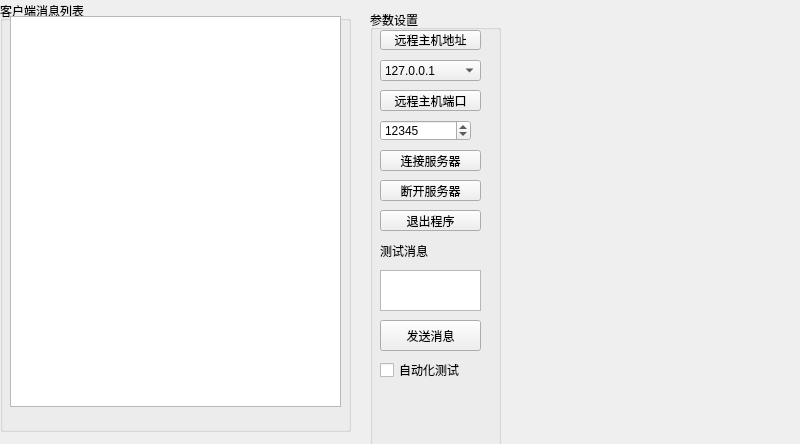
This is formquicclient.ui in AuroraDev-shuyu/NetTools as Qt 5 draws it before an edit. The edited form follows.
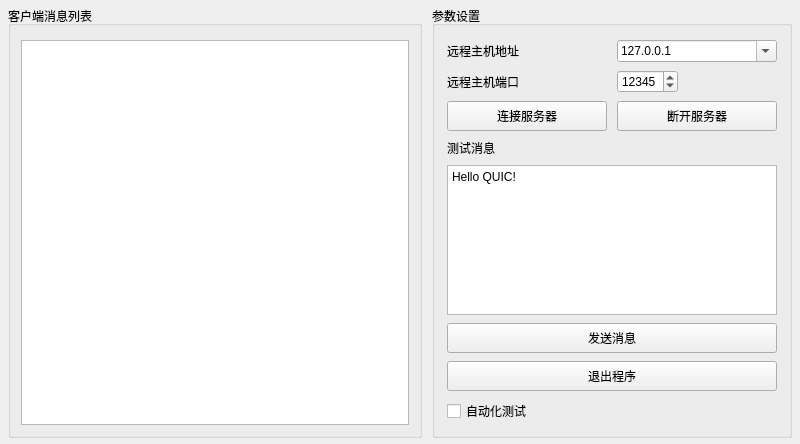
This is the edited form. Icons and pictures are not drawn.

Commit message: feat:增加QUIC模块，同时对MQTT模块进行优化

What changed in the file:
```diff
--- a/formquicclient.ui
+++ b/formquicclient.ui
@@ -13,83 +13,113 @@
   <property name="windowTitle">
    <string>Form</string>
   </property>
+  <layout class="QHBoxLayout" name="horizontalLayout">
+   <property name="spacing">
+    <number>10</number>
+   </property>
+   <property name="leftMargin">
+    <number>8</number>
+   </property>
+   <property name="topMargin">
+    <number>6</number>
+   </property>
+   <property name="rightMargin">
+    <number>8</number>
+   </property>
+   <property name="bottomMargin">
+    <number>6</number>
+   </property>
+   <item>
   <widget class="QGroupBox" name="groupBox">
-   <property name="geometry">
-    <rect>
-     <x>0</x>
-     <y>1</y>
-     <width>351</width>
-     <height>431</height>
-    </rect>
-   </property>
    <property name="title">
     <string>客户端消息列表</string>
    </property>
+     <layout class="QVBoxLayout" name="verticalLayout">
+      <property name="leftMargin">
+       <number>10</number>
+      </property>
+      <property name="topMargin">
+       <number>14</number>
+      </property>
+      <property name="rightMargin">
+       <number>10</number>
+      </property>
+      <property name="bottomMargin">
+       <number>10</number>
+      </property>
+      <item>
    <widget class="QPlainTextEdit" name="plainTextEdit_QUICClientMsg">
-    <property name="geometry">
-     <rect>
-      <x>10</x>
-      <y>15</y>
-      <width>331</width>
-      <height>391</height>
-     </rect>
-    </property>
-   </widget>
-  </widget>
+        <property name="readOnly">
+         <bool>true</bool>
+        </property>
+       </widget>
+      </item>
+     </layout>
+    </widget>
+   </item>
+   <item>
   <widget class="QGroupBox" name="groupBox_3">
-   <property name="geometry">
-    <rect>
-     <x>370</x>
-     <y>10</y>
-     <width>131</width>
-     <height>481</height>
-    </rect>
+     <property name="minimumSize">
+      <size>
+       <width>360</width>
+       <height>0</height>
+      </size>
    </property>
    <property name="title">
     <string>参数设置</string>
    </property>
-   <widget class="QPushButton" name="pushButton_QUICClientDisconnect">
-    <property name="geometry">
-     <rect>
-      <x>10</x>
-      <y>170</y>
-      <width>101</width>
-      <height>21</height>
-     </rect>
-    </property>
-    <property name="text">
-     <string>断开服务器</string>
-    </property>
-    <property name="icon">
-     <iconset resource="images.qrc">
-      <normaloff>:/new/prefix1/images/disconnect.ico</normaloff>:/new/prefix1/images/disconnect.ico</iconset>
-    </property>
-   </widget>
-   <widget class="QPushButton" name="pushButton_QUICClientConnect">
-    <property name="geometry">
-     <rect>
-      <x>10</x>
-      <y>140</y>
-      <width>101</width>
-      <height>21</height>
-     </rect>
-    </property>
+     <layout class="QGridLayout" name="gridLayout_3">
+      <property name="leftMargin">
+       <number>12</number>
+      </property>
+      <property name="topMargin">
+       <number>14</number>
+      </property>
+      <property name="rightMargin">
+       <number>12</number>
+      </property>
+      <property name="bottomMargin">
+       <number>12</number>
+      </property>
+      <property name="horizontalSpacing">
+       <number>10</number>
+      </property>
+      <property name="verticalSpacing">
+       <number>8</number>
+      </property>
+      <item row="0" column="0">
+       <widget class="QLabel" name="label">
+        <property name="text">
+         <string>远程主机地址</string>
+        </property>
+       </widget>
+      </item>
+      <item row="0" column="1">
+       <widget class="QComboBox" name="comboBox_QUICClientIP">
+        <property name="editable">
+         <bool>true</bool>
+        </property>
+        <item>
     <property name="text">
-     <string>连接服务器</string>
-    </property>
-    <property name="icon">
-     <iconset resource="images.qrc">
-      <normaloff>:/new/prefix1/images/connect.ico</normaloff>:/new/prefix1/images/connect.ico</iconset>
-    </property>
-   </widget>
+          <string>127.0.0.1</string>
+         </property>
+        </item>
+       </widget>
+      </item>
+      <item row="1" column="0">
+       <widget class="QLabel" name="labelPort">
+        <property name="text">
+         <string>远程主机端口</string>
+        </property>
+       </widget>
+      </item>
+      <item row="1" column="1" alignment="Qt::AlignLeft">
    <widget class="QSpinBox" name="spinBox_QUICClientPort">
-    <property name="geometry">
-     <rect>
-      <x>10</x>
-      <y>110</y>
-      <width>91</width>
-      <height>21</height>
-     </rect>
+        <property name="maximumSize">
+         <size>
+          <width>120</width>
+          <height>16777215</height>
+         </size>
     </property>
     <property name="maximum">
      <number>65535</number>
@@ -98,118 +128,97 @@
      <number>12345</number>
     </property>
    </widget>
-   <widget class="QPushButton" name="pushButton_2">
-    <property name="geometry">
-     <rect>
-      <x>10</x>
-      <y>80</y>
-      <width>101</width>
-      <height>21</height>
-     </rect>
-    </property>
-    <property name="text">
-     <string>远程主机端口</string>
-    </property>
-   </widget>
-   <widget class="QComboBox" name="comboBox_QUICClientIP">
-    <property name="geometry">
-     <rect>
-      <x>10</x>
-      <y>50</y>
-      <width>101</width>
-      <height>21</height>
-     </rect>
-    </property>
+      </item>
+      <item row="2" column="0" colspan="2">
+       <layout class="QHBoxLayout" name="horizontalLayout_2">
+        <property name="spacing">
+         <number>10</number>
+        </property>
     <item>
-     <property name="text">
-      <string>127.0.0.1</string>
-     </property>
-    </item>
-   </widget>
-   <widget class="QPushButton" name="pushButton">
-    <property name="geometry">
-     <rect>
-      <x>10</x>
-      <y>20</y>
-      <width>101</width>
-      <height>20</height>
-     </rect>
-    </property>
+         <widget class="QPushButton" name="pushButton_QUICClientConnect">
+          <property name="minimumSize">
+           <size>
+            <width>0</width>
+            <height>30</height>
+           </size>
+          </property>
     <property name="text">
-     <string>远程主机地址</string>
-    </property>
-   </widget>
-   <widget class="QPushButton" name="pushButton_QUICClientSendMsg">
-    <property name="geometry">
-     <rect>
-      <x>10</x>
-      <y>310</y>
-      <width>101</width>
-      <height>31</height>
-     </rect>
+           <string>连接服务器</string>
+          </property>
+         </widget>
+        </item>
+        <item>
+         <widget class="QPushButton" name="pushButton_QUICClientDisconnect">
+          <property name="minimumSize">
+           <size>
+            <width>0</width>
+            <height>30</height>
+           </size>
     </property>
     <property name="text">
-     <string>发送消息</string>
-    </property>
-    <property name="icon">
-     <iconset resource="images.qrc">
-      <normaloff>:/new/prefix1/images/sendmsg2.ico</normaloff>:/new/prefix1/images/sendmsg2.ico</iconset>
-    </property>
-   </widget>
-   <widget class="QPlainTextEdit" name="plainTextEdit_QUICClientSendData">
-    <property name="geometry">
-     <rect>
-      <x>10</x>
-      <y>260</y>
-      <width>101</width>
-      <height>41</height>
-     </rect>
-    </property>
-   </widget>
+           <string>断开服务器</string>
+          </property>
+         </widget>
+        </item>
+       </layout>
+      </item>
+      <item row="3" column="0" colspan="2">
    <widget class="QLabel" name="label_2">
-    <property name="geometry">
-     <rect>
-      <x>10</x>
-      <y>230</y>
-      <width>101</width>
-      <height>21</height>
-     </rect>
-    </property>
     <property name="text">
      <string>测试消息</string>
     </property>
    </widget>
+      </item>
+      <item row="4" column="0" colspan="2">
+       <widget class="QPlainTextEdit" name="plainTextEdit_QUICClientSendData">
+        <property name="minimumSize">
+         <size>
+          <width>0</width>
+          <height>50</height>
+         </size>
+        </property>
+        <property name="plainText">
+         <string>Hello QUIC!</string>
+        </property>
+       </widget>
+      </item>
+      <item row="5" column="0" colspan="2">
+       <widget class="QPushButton" name="pushButton_QUICClientSendMsg">
+        <property name="minimumSize">
+         <size>
+          <width>0</width>
+          <height>30</height>
+         </size>
+        </property>
+        <property name="text">
+         <string>发送消息</string>
+        </property>
+       </widget>
+      </item>
+      <item row="6" column="0" colspan="2">
    <widget class="QPushButton" name="pushButton_QUICClientClose">
-    <property name="geometry">
-     <rect>
-      <x>10</x>
-      <y>200</y>
-      <width>101</width>
-      <height>21</height>
-     </rect>
+        <property name="minimumSize">
+         <size>
+          <width>0</width>
+          <height>30</height>
+         </size>
     </property>
     <property name="text">
      <string>退出程序</string>
     </property>
-    <property name="icon">
-     <iconset resource="images.qrc">
-      <normaloff>:/new/prefix1/images/exit.ico</normaloff>:/new/prefix1/images/exit.ico</iconset>
-    </property>
-   </widget>
+       </widget>
+      </item>
+      <item row="7" column="0" colspan="2">
    <widget class="QCheckBox" name="checkBox_QUICClientAutoTesting">
-    <property name="geometry">
-     <rect>
-      <x>10</x>
-      <y>350</y>
-      <width>101</width>
-      <height>20</height>
-     </rect>
-    </property>
     <property name="text">
      <string>自动化测试</string>
     </property>
    </widget>
-  </widget>
+      </item>
+     </layout>
+    </widget>
+   </item>
+  </layout>
  </widget>
  <resources>
   <include location="images.qrc"/>
```
Left out of the diff: 3 changed lines with no effect on the pictures. Lines whose indentation alone changed are shown as unchanged. The commit also changes 45 other files.
